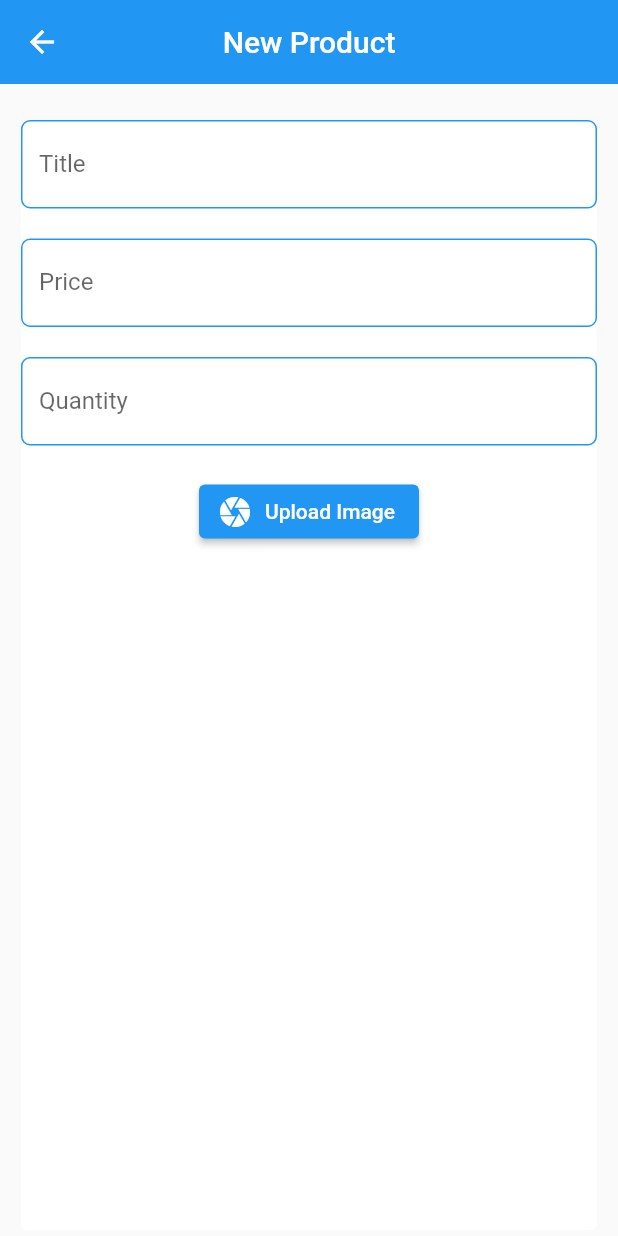
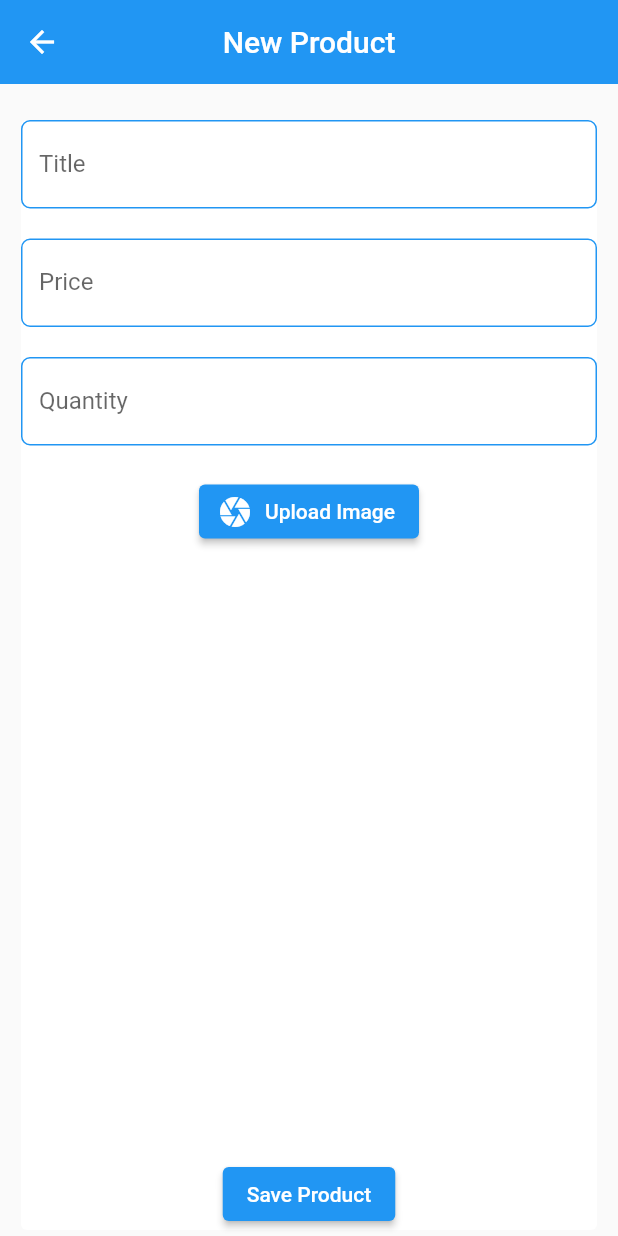
Before and after one commit to Brian-mula/email-pos, a Flutter app: the NewProduct screen opened by its route, on a phone screen of 412 x 824 dp. Run offline on Flutter 3.47's test engine with Material 2 defaults, Android fonts, the phone set to English and light mode, and no system bars; our stand-ins replace cloud_firestore, firebase_auth, firebase_core, firebase_storage, flutter_riverpod, image_picker; accounts and stored records are empty.

Commit message:
implimented product upload

```diff
--- a/lib/models/product_models.dart
+++ b/lib/models/product_models.dart
@@ -18,6 +18,14 @@ class ProductModel {
       required this.category,
       required this.image});
 
+  ProductModel.fromSnapshot(DocumentSnapshot<Map<String, dynamic>> doc)
+      : id = doc.id,
+        title = doc.data()!['title'],
+        price = doc.data()!['price'],
+        quantity = doc.data()!['quantity'] ?? 0,
+        category = doc.data()!['category'],
+        image = doc.data()!['image'] ?? "";
+
   Map<String, dynamic> toSnapshot() {
     return {
       'title': title,
@@ -28,14 +36,6 @@ class ProductModel {
     };
   }
 
-  ProductModel.fromSnapshot(DocumentSnapshot<Map<String, dynamic>> doc)
-      : id = doc.id,
-        title = doc.data()!['title'],
-        price = doc.data()!['price'],
-        quantity = doc.data()!['quantity'] ?? 0,
-        category = doc.data()!['category'],
-        image = doc.data()!['image'] ?? "";
-
   String toJson() => json.encode(toSnapshot());
 
   factory ProductModel.fromJson(String source) =>
--- a/lib/views/new_product.dart
+++ b/lib/views/new_product.dart
@@ -1,6 +1,8 @@
 import 'dart:async';
 import 'dart:io';
 
+import 'package:emailpos/models/product_models.dart';
+import 'package:emailpos/providers/products_provider.dart';
 import 'package:emailpos/widgets/custome_input.dart';
 import 'package:firebase_storage/firebase_storage.dart';
 import 'package:flutter/material.dart';
@@ -44,6 +46,7 @@ class _NewProductState extends ConsumerState<NewProduct> {
 
   @override
   Widget build(BuildContext context) {
+    final product = ref.watch(productsProvider);
     return Scaffold(
       appBar: AppBar(
         title: const Text("New Product"),
@@ -52,7 +55,11 @@ class _NewProductState extends ConsumerState<NewProduct> {
       ),
       body: Container(
         padding: const EdgeInsets.only(left: 10, right: 10, top: 20),
-        child: Card(
+        child: product.isLoading
+            ? const Center(
+                child: CircularProgressIndicator(),
+              )
+            : Card(
                 elevation: 0,
                 child: Form(
                     child: Column(
@@ -83,7 +90,19 @@ class _NewProductState extends ConsumerState<NewProduct> {
                           await uploadImage();
                         },
                         icon: const Icon(Icons.camera),
-                  label: const Text("Upload Image"))
+                        label: const Text("Upload Image")),
+                    const Spacer(),
+                    ElevatedButton(
+                        onPressed: () async {
+                          ProductModel productModel = ProductModel(
+                              title: titleController.text,
+                              quantity: int.parse(quantityController.text),
+                              price: int.parse(priceController.text),
+                              category: "category",
+                              image: imgUrl!);
+                          await product.addNewProduct(productModel, context);
+                        },
+                        child: const Text("Save Product"))
                   ],
                 )),
               ),
```
Also changed, not shown: lib/logic/product_logic.dart (+10 -0 lines). Lines whose indentation alone changed are shown as unchanged.
